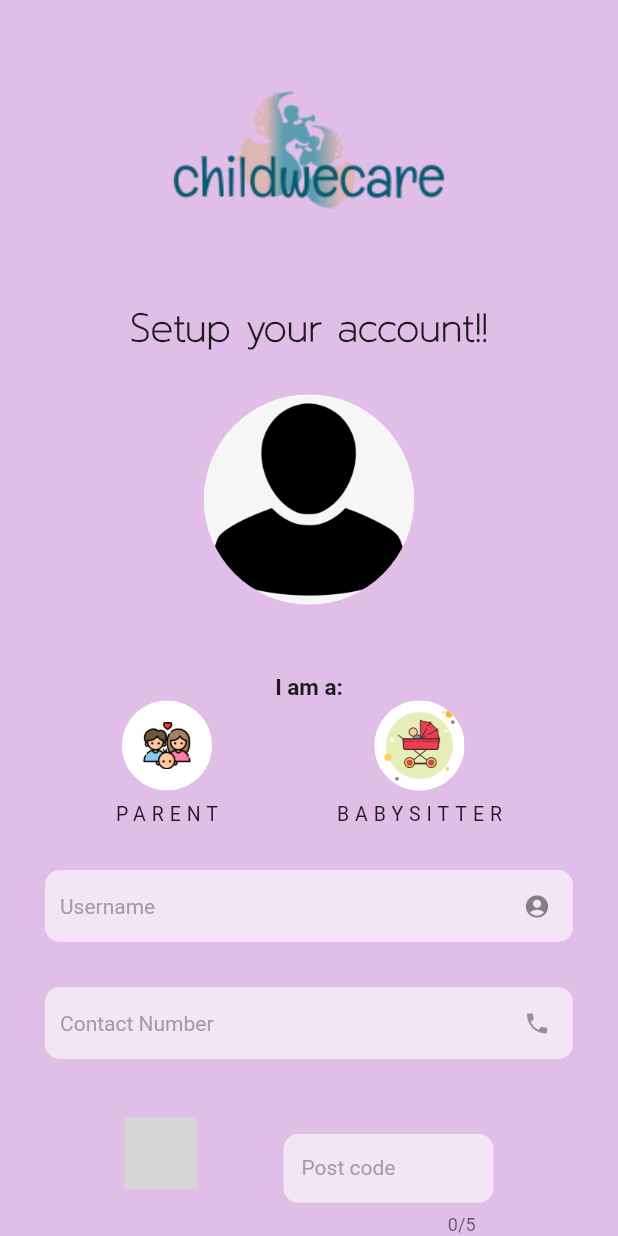
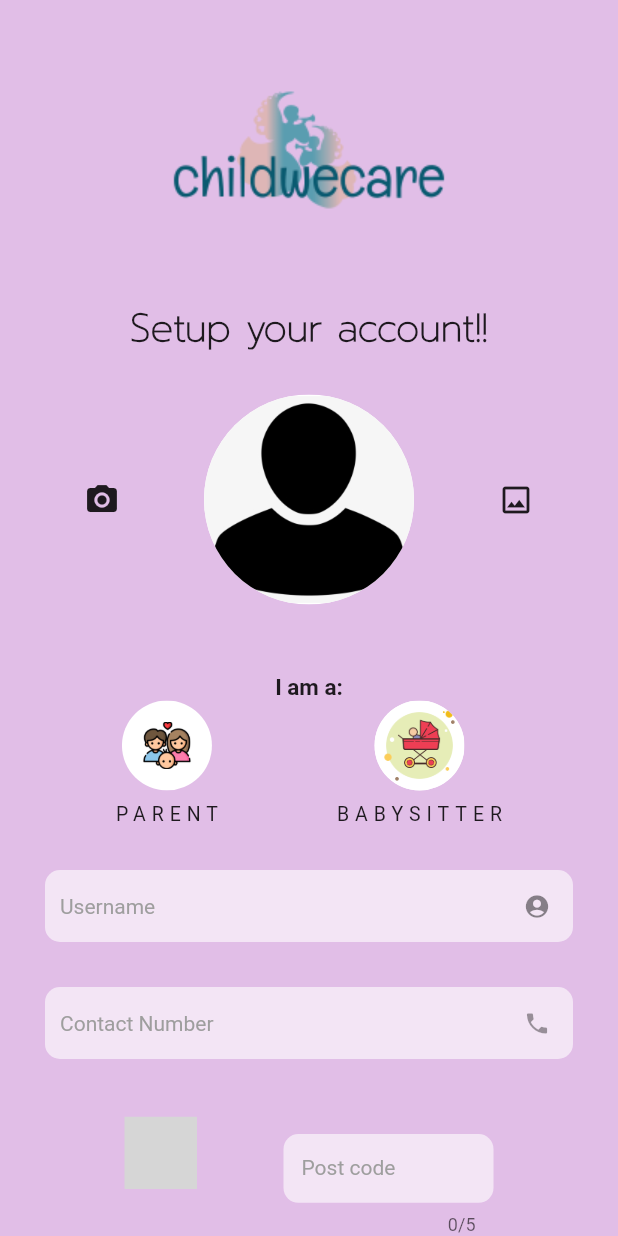
Before and after one commit to wongtaozhe123/child_we_care, a Flutter app: the SignUp screen opened directly with empty values, on a phone screen of 412 x 824 dp. Run offline on Flutter 3.47's test engine with Material 2 defaults, Android fonts, the phone set to English and light mode, and no system bars; our stand-ins replace cloud_firestore, firebase_auth, firebase_core, firebase_storage, flutter_signin_button, fluttertoast and 2 more; missing offline and left inert: dart:html, find_dropdown, flutter_facebook_login; accounts and stored records are empty; Roboto replaces fonts that are missing (YuseiMagic); grey boxes are pictures that could not be loaded.

Commit message:
doing camera

```diff
--- a/lib/signUp.dart
+++ b/lib/signUp.dart
@@ -1,3 +1,4 @@
+import 'dart:html';
 import 'dart:ui';
 import 'package:child_we_care/ChooseRole.dart';
 import 'package:child_we_care/main.dart';
@@ -51,12 +52,12 @@ class _SignUpState extends State<SignUp> {
   String address1Error;
   int custChoice=3;
   bool chkboxval=false;
+  File _img;
 
   @override
   Widget build(BuildContext context) {
     Map gTemp=ModalRoute.of(context).settings.arguments;
     String g=gTemp['email'];
-    print('$g');
     return Scaffold(
       backgroundColor: Colors.purple[100],
       body: Container(
@@ -77,6 +78,19 @@ class _SignUpState extends State<SignUp> {
                   ),
                 ),
               ),
+              Row(
+                mainAxisAlignment: MainAxisAlignment.spaceEvenly,
+                children: [
+                  Container(
+                    child: IconButton(
+                      icon: Icon(Icons.camera_alt),
+                      color: Colors.black87,
+                      splashColor: Colors.grey,
+                      onPressed: ()async{
+                        var img=await ImagePicker.pickImage(source: ImageSource.camera);
+                      },
+                    ),
+                  ),
                   Container(
                     child: ClipOval(
                         child: Material(
@@ -94,6 +108,16 @@ class _SignUpState extends State<SignUp> {
                           ),
                         )
                     ),
+                  ),
+                  Container(
+                    child: IconButton(
+                      icon: Icon(Icons.image_outlined),
+                      color: Colors.black87,
+                      splashColor: Colors.grey,
+                      onPressed: (){},
+                    ),
+                  )
+                ],
               ),
               SizedBox(height: 5),
               Container(
--- a/pubspec.yaml
+++ b/pubspec.yaml
@@ -34,6 +34,7 @@ dependencies:
   image_picker: ^0.6.7+21
   http: ^0.12.2
   firebase_storage: ^6.0.0
+  image_cropper: ^1.3.1
 
   # The following adds the Cupertino Icons font to your application.
   # Use with the CupertinoIcons class for iOS style icons.
```
Also changed, not shown: pubspec.lock. Lines whose indentation alone changed are shown as unchanged.
